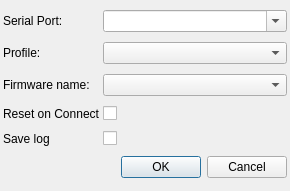
This is src/dialogs/connectsettingsdialog.ui in KDE/atelier as Qt 5 draws it before an edit. The edited form follows.
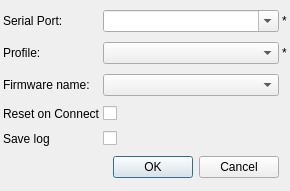
This is the edited form.

```diff
--- a/src/dialogs/connectsettingsdialog.ui
+++ b/src/dialogs/connectsettingsdialog.ui
@@ -29,13 +29,20 @@
    <property name="spacing">
     <number>3</number>
    </property>
-   <item row="5" column="1">
+   <item row="5" column="2">
     <widget class="QCheckBox" name="saveLogCK">
      <property name="text">
       <string/>
      </property>
     </widget>
    </item>
+   <item row="1" column="3">
+    <widget class="QLabel" name="label">
+     <property name="text">
+      <string>*</string>
+     </property>
+    </widget>
+   </item>
    <item row="2" column="0">
     <widget class="QLabel" name="label_3">
      <property name="text">
@@ -43,13 +50,6 @@
      </property>
     </widget>
    </item>
-   <item row="4" column="1">
-    <widget class="QCheckBox" name="resetCK">
-     <property name="text">
-      <string/>
-     </property>
-    </widget>
-   </item>
    <item row="0" column="0">
     <widget class="QLabel" name="label_2">
      <property name="text">
@@ -57,7 +57,7 @@
      </property>
     </widget>
    </item>
-   <item row="6" column="1">
+   <item row="6" column="2">
     <widget class="QDialogButtonBox" name="buttonBox">
      <property name="orientation">
       <enum>Qt::Horizontal</enum>
@@ -67,6 +67,9 @@
      </property>
     </widget>
    </item>
+   <item row="2" column="2">
+    <widget class="QComboBox" name="firmwareCB"/>
+   </item>
    <item row="4" column="0">
     <widget class="QLabel" name="label_6">
      <property name="text">
@@ -74,10 +77,7 @@
      </property>
     </widget>
    </item>
-   <item row="2" column="1">
-    <widget class="QComboBox" name="firmwareCB"/>
-   </item>
-   <item row="0" column="1">
+   <item row="0" column="2">
     <widget class="QComboBox" name="serialPortCB">
      <property name="editable">
       <bool>true</bool>
@@ -91,7 +91,7 @@
      </property>
     </widget>
    </item>
-   <item row="1" column="1">
+   <item row="1" column="2">
     <widget class="QComboBox" name="profileCB">
      <property name="editable">
       <bool>false</bool>
@@ -105,6 +105,20 @@
      </property>
     </widget>
    </item>
+   <item row="0" column="3">
+    <widget class="QLabel" name="label_4">
+     <property name="text">
+      <string>*</string>
+     </property>
+    </widget>
+   </item>
+   <item row="4" column="2">
+    <widget class="QCheckBox" name="resetCK">
+     <property name="text">
+      <string/>
+     </property>
+    </widget>
+   </item>
   </layout>
  </widget>
  <resources/>
```
